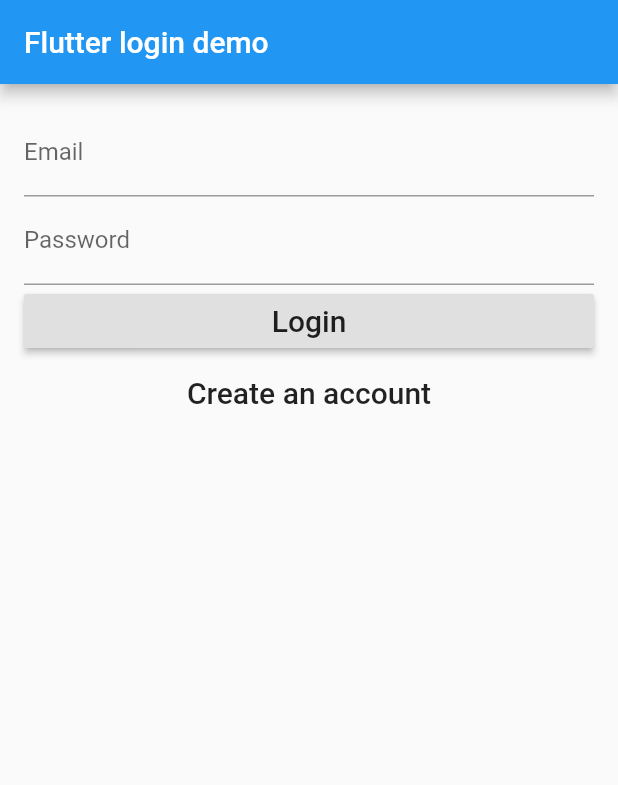
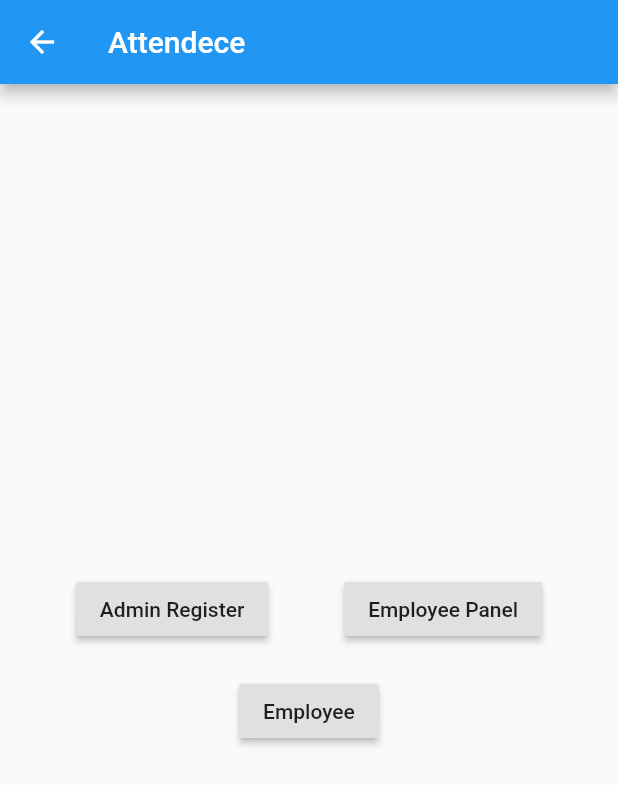
Before and after one commit to Gate-Logger/Attendence_app, a Flutter app: the screen it shows after launch, on a phone screen of 412 x 824 dp. Shown: the top 785 px of the screen. Run offline on Flutter 3.47's test engine with Material 2 defaults, Android fonts, the phone set to English and light mode, and no system bars; our stand-ins replace cloud_firestore, firebase_auth; accounts and stored records are empty.

```diff
--- a/attendence_app/lib/login_page.dart
+++ b/attendence_app/lib/login_page.dart
@@ -1,5 +1,3 @@
-import 'dart:async';
-
 import 'package:flutter/material.dart';
 import 'package:attendence_app/auth_provider.dart';
 
@@ -11,9 +9,10 @@ class EmailFieldValidator {
     RegExp regex = new RegExp(pattern);
     if (value.isEmpty) {
       return 'Email can\'t be empty';
-    } else if (!regex.hasMatch(value)) {
-      return 'Enter Valid Email';
     }
+  // else if (!regex.hasMatch(value)) {
+  //     return 'Enter Valid Email';
+  //   }
     return null;
   }
 }
@@ -65,6 +64,7 @@ class _LoginPageState extends State<LoginPage> {
         if (_formType == FormType.login) {
           String userId =
               await auth.signInWithEmailAndPassword(_email, _password);
+              print('userId !!!!!!!!${userId}');
         } else {
           String userId = await auth
               .createUserWithEmailAndPassword(_email, _password);
--- a/attendence_app/lib/main.dart
+++ b/attendence_app/lib/main.dart
@@ -2,6 +2,16 @@ import 'package:flutter/material.dart';
 import 'package:attendence_app/auth.dart';
 import 'package:attendence_app/auth_provider.dart';
 import 'package:attendence_app/root_page.dart';
+import 'package:attendence_app/pages/home-screen.dart';
+import 'package:attendence_app/pages/splash-screen.dart';
+import 'package:attendence_app/employee-panel/index.dart';
+
+var routes = <String, WidgetBuilder>{
+  "/splashScreen": (BuildContext context) => SplashScreen(),
+  "/homeScreen": (BuildContext context) => HomeScreen(),
+  "/rootPage": (BuildContext context) => RootPage(),
+  "/employeePanel": (BuildContext context) => EmployeePanel(),
+};
 
 void main() {
   runApp(MyApp());
@@ -13,11 +23,12 @@ class MyApp extends StatelessWidget {
     return AuthProvider(
       auth: Auth(),
       child: MaterialApp(
-        title: 'Flutter login demo',
+        title: 'Attendence App',
         theme: ThemeData(
           primarySwatch: Colors.blue,
         ),
-        home: RootPage(),
+        home: SplashScreen(),
+        routes: routes,
       ),
     );
   }
--- /dev/null
+++ b/attendence_app/lib/pages/home-screen.dart
@@ -0,0 +1,45 @@
+import 'package:flutter/material.dart';
+import 'package:attendence_app/utils/navigator.dart';
+
+class HomeScreen extends StatelessWidget{
+  _adminRegister() {
+   //return RootPage();
+   //MyNavigator.goToHomeScreen(context)
+  }
+  Widget build(BuildContext context) {
+    return Scaffold(
+      appBar: AppBar(
+        title: Text('Attendece'),
+      ),
+      body: Container(
+       child: new Center(
+         child: new Column(
+           mainAxisAlignment: MainAxisAlignment.center,
+           children: <Widget>[
+             new Row(
+               mainAxisAlignment: MainAxisAlignment.spaceEvenly,
+               children: <Widget>[
+                 RaisedButton(
+               onPressed: () => MyNavigator.goToRootPage(context),
+               child: new Text('Admin Register'),
+             ),
+             RaisedButton(
+               onPressed: () => MyNavigator.goToRootPage(context),
+               child: new Text('Employee Panel'),
+             ),
+               ],
+             ),
+             new Padding(
+               padding: EdgeInsets.all(10.0),
+             ),
+             RaisedButton(
+               onPressed: (){},
+               child: new Text('Employee'),
+             ),
+           ],
+         ),
+       ),
+      ),
+    );
+  }
+}
--- a/attendence_app/lib/root_page.dart
+++ b/attendence_app/lib/root_page.dart
@@ -1,6 +1,6 @@
 import 'package:flutter/material.dart';
-import 'package:attendence_app/home_page.dart';
 import 'package:attendence_app/login_page.dart';
+import 'package:attendence_app/employee-panel/index.dart';
 import 'package:attendence_app/auth_provider.dart';
 
 class RootPage extends StatefulWidget {
@@ -52,9 +52,10 @@ class _RootPageState extends State<RootPage> {
           onSignedIn: _signedIn,
         );
       case AuthStatus.signedIn:
-        return HomePage(
-          onSignedOut: _signedOut,
-        );
+      return EmployeePanel();
+        // return HomePage(
+        //   onSignedOut: _signedOut,
+        // );
     }
     return null;
   }
--- /dev/null
+++ b/attendence_app/lib/utils/navigator.dart
@@ -0,0 +1,16 @@
+import 'package:flutter/material.dart';
+
+class MyNavigator{
+ static void goToSplashScreen(BuildContext context) {
+    Navigator.pushNamed(context, "/splashScreen");
+  }
+  static void goToHomeScreen(BuildContext context) {
+    Navigator.pushNamed(context, "/homeScreen");
+  }
+   static void goToRootPage(BuildContext context) {
+    Navigator.pushNamed(context, "/rootPage");
+  }
+  static void goToEmployeePanel(BuildContext context) {
+    Navigator.pushNamed(context, "/employeePanel");
+  }
+}
```
Also changed, not shown: attendence_app/lib/employee-panel/index.dart (added, +63 -0 lines), attendence_app/lib/employee-panel/register.dart (added, +138 -0 lines), attendence_app/lib/pages/splash-screen.dart (added, +87 -0 lines), attendence_app/pubspec.yaml (+6 -1 lines), attendence_app/pubspec.lock, 2 other files.
